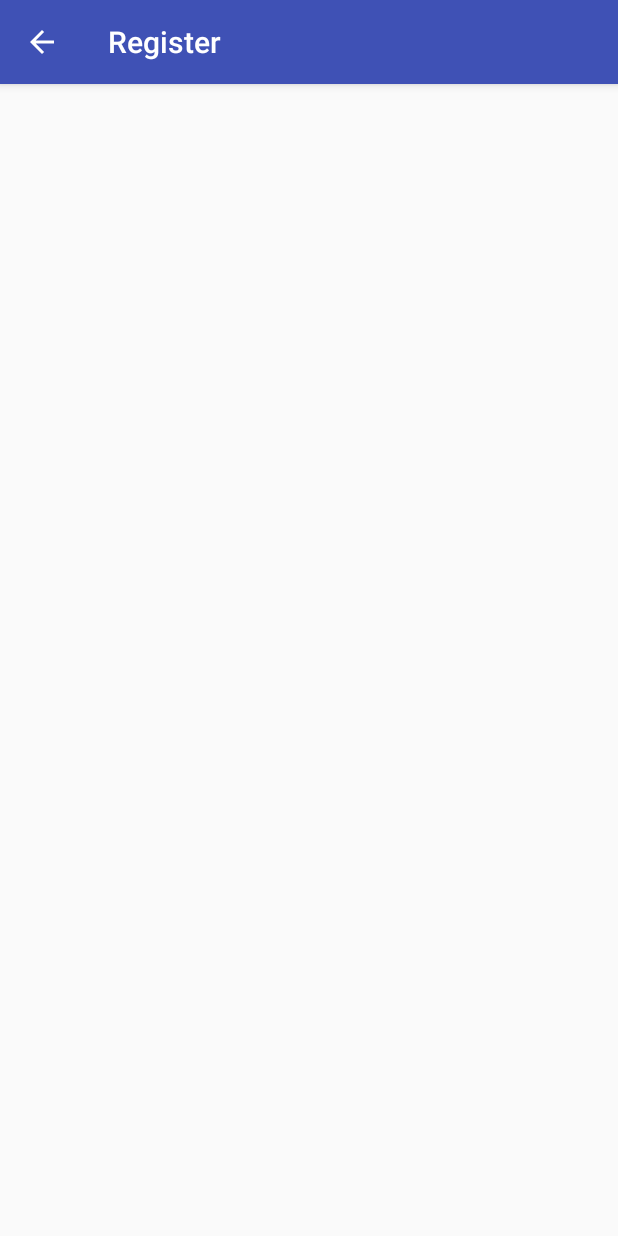
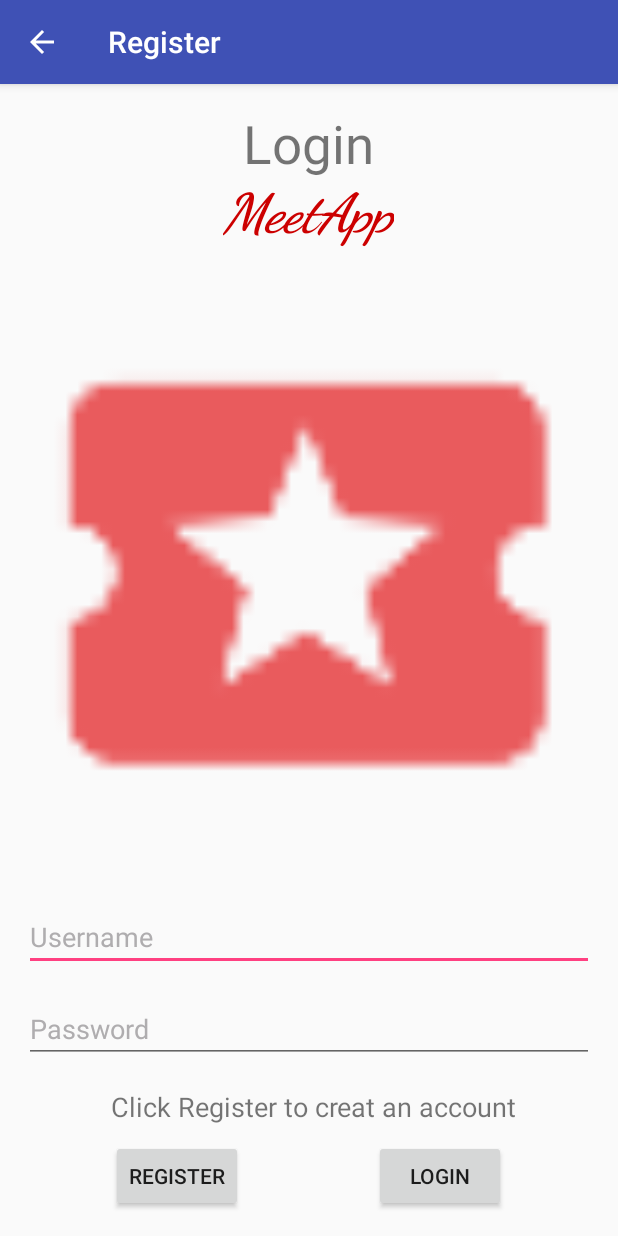
Before and after one commit to dturant/MeetApp, an Android app: the Register screen opened directly, with no data from a screen before it, on a phone screen of 412 x 824 dp. Run offline under Robolectric (Android 15) with nearby library versions, the phone set to English and light mode, and no system bars.

Commit message:
Login fix

```diff
--- a/app/src/main/java/com/example/dagna/meetapp/Login.java
+++ b/app/src/main/java/com/example/dagna/meetapp/Login.java
@@ -13,11 +13,6 @@ public class Login extends AppCompatActivity {
     protected void onCreate(Bundle savedInstanceState) {
         super.onCreate(savedInstanceState);
         setContentView(R.layout.activity_login);
-
-        /*if (true) {
-            Intent intent = new Intent(this, MainActivity.class);
-            startActivity(intent);
-        }*/
     }
 
     public void login(View view) {
@@ -29,6 +24,8 @@ public class Login extends AppCompatActivity {
                 && password.getText().toString().equals("admin")) {
             Toast.makeText(getApplicationContext(),
                     "Redirecting...",Toast.LENGTH_SHORT).show();
+            Intent intent = new Intent(this, MainActivity.class);
+            startActivity(intent);
         } else {
             if (username.getText().toString().trim().length() <= 0 && password.getText().toString().trim().length() <= 0) {
 
@@ -52,5 +49,7 @@ public class Login extends AppCompatActivity {
     public void register(View view) {
         Toast.makeText(getApplicationContext(),
                 "Redirecting...",Toast.LENGTH_SHORT).show();
+        Intent intent = new Intent(this, Register.class);
+        startActivity(intent);
     }
 }
--- a/app/src/main/java/com/example/dagna/meetapp/Register.java
+++ b/app/src/main/java/com/example/dagna/meetapp/Register.java
@@ -1,11 +1,15 @@
 package com.example.dagna.meetapp;
 
+import android.content.Intent;
 import android.os.Bundle;
 import android.support.design.widget.FloatingActionButton;
 import android.support.design.widget.Snackbar;
 import android.support.v7.app.AppCompatActivity;
 import android.support.v7.widget.Toolbar;
 import android.view.View;
+import android.widget.EditText;
+import android.widget.TextView;
+import android.widget.Toast;
 
 public class Register extends AppCompatActivity {
 
@@ -15,9 +19,38 @@ public class Register extends AppCompatActivity {
         setContentView(R.layout.activity_register);
         Toolbar toolbar = (Toolbar) findViewById(R.id.toolbar);
         setSupportActionBar(toolbar);
-
-
         getSupportActionBar().setDisplayHomeAsUpEnabled(true);
     }
 
+    public void register(View view) {
+        EditText password = (EditText) findViewById(R.id.editText2);
+        EditText username = (EditText) findViewById(R.id.editText1);
+        TextView register = (TextView)findViewById(R.id.textView3);
+
+        if (username.getText().toString().equals("admin")
+                && password.getText().toString().equals("admin")) {
+            Toast.makeText(getApplicationContext(),
+                    "Redirecting...",Toast.LENGTH_SHORT).show();
+            Intent intent = new Intent(this, MainActivity.class);
+            startActivity(intent);
+        } else {
+            if (username.getText().toString().trim().length() <= 0 && password.getText().toString().trim().length() <= 0) {
+
+                Toast.makeText(getApplicationContext(), "Wrong Credentials",
+                        Toast.LENGTH_SHORT).show();
+                register.setVisibility(View.VISIBLE);
+            }
+            else if (password.getText().toString().trim().length() <= 0) {
+                Toast.makeText(getApplicationContext(), "You didn't enter a Password",
+                        Toast.LENGTH_SHORT).show();
+            } else if (username.getText().toString().trim().length() <= 0){
+                Toast.makeText(getApplicationContext(), "You didn't enter a Username",
+                        Toast.LENGTH_SHORT).show();
+            } else {
+                Toast.makeText(getApplicationContext(), "Wrong Username or Password",
+                        Toast.LENGTH_SHORT).show();
+            }
+        }
+    }
+
 }
--- a/app/src/main/res/layout/content_register.xml
+++ b/app/src/main/res/layout/content_register.xml
@@ -1,11 +1,109 @@
 <?xml version="1.0" encoding="utf-8"?>
-<android.support.constraint.ConstraintLayout xmlns:android="http://schemas.android.com/apk/res/android"
-    xmlns:app="http://schemas.android.com/apk/res-auto"
-    xmlns:tools="http://schemas.android.com/tools"
-    android:layout_width="match_parent"
-    android:layout_height="match_parent"
+<RelativeLayout xmlns:android = "http://schemas.android.com/apk/res/android"
+xmlns:app="http://schemas.android.com/apk/res-auto"
+xmlns:tools = "http://schemas.android.com/tools"
+android:layout_width="match_parent"
+android:layout_height = "match_parent"
+android:paddingLeft= "@dimen/activity_horizontal_margin"
+android:paddingRight = "@dimen/activity_horizontal_margin"
+android:paddingTop = "@dimen/activity_vertical_margin"
+android:paddingBottom = "@dimen/activity_vertical_margin"
     app:layout_behavior="@string/appbar_scrolling_view_behavior"
-    tools:context="com.example.dagna.meetapp.Register"
-    tools:showIn="@layout/activity_register">
+tools:context="com.example.dagna.meetapp.Register"
+tools:showIn="@layout/activity_register">
 
-</android.support.constraint.ConstraintLayout>
+<TextView android:text = "@string/Login" android:layout_width="wrap_content"
+    android:layout_height = "wrap_content"
+    android:id = "@+id/textview"
+    android:textSize = "35dp"
+    android:layout_alignParentTop = "true"
+    android:layout_centerHorizontal = "true" />
+
+<TextView
+    android:id="@+id/textView"
+    android:layout_width="wrap_content"
+    android:layout_height="wrap_content"
+    android:layout_below="@+id/textview"
+    android:layout_centerHorizontal="true"
+    android:fontFamily="cursive"
+    android:text="MeetApp"
+    android:textColor="@android:color/holo_red_dark"
+    android:textSize="36sp"
+    android:textStyle="bold|italic" />
+
+<EditText
+    android:id="@+id/editText1"
+    android:layout_width="wrap_content"
+    android:layout_height="wrap_content"
+    android:layout_above="@+id/editText2"
+    android:layout_alignParentEnd="true"
+    android:layout_alignParentLeft="true"
+    android:layout_alignParentRight="true"
+    android:layout_alignParentStart="true"
+    android:layout_marginBottom="16dp"
+    android:focusable="true"
+    android:hint="@string/Username"
+    android:textColorHighlight="@color/common_google_signin_btn_text_dark_focused"
+    android:textColorHint="#afadaf"
+    android:textColorLink="@android:color/black" />
+
+<EditText
+    android:id="@+id/editText2"
+    android:layout_width="wrap_content"
+    android:layout_height="wrap_content"
+    android:layout_above="@+id/button"
+    android:layout_alignParentEnd="true"
+    android:layout_alignParentLeft="true"
+    android:layout_alignParentRight="true"
+    android:layout_alignParentStart="true"
+    android:layout_marginBottom="51dp"
+    android:ems="10"
+    android:hint="@string/Password"
+    android:inputType="textPassword"
+    android:textColorHint="#afadaf"
+    android:textColorLink="@android:color/black" />
+
+<TextView
+    android:id="@+id/textView3"
+    android:layout_width="wrap_content"
+    android:layout_height="wrap_content"
+    android:layout_marginBottom="10dp"
+    android:text="Click Register to creat an account"
+    android:textSize="18sp"
+    android:layout_above="@+id/button"
+    android:layout_alignLeft="@+id/button2"
+    android:layout_alignStart="@+id/button2" />
+
+<Button
+    android:layout_width="wrap_content"
+    android:layout_height="wrap_content"
+    android:text="@string/Login"
+    android:id="@+id/button"
+    android:onClick="login"
+    android:layout_alignParentBottom="true"
+    android:layout_toRightOf="@+id/textview"
+    android:layout_toEndOf="@+id/textview"
+    />
+
+<Button
+    android:layout_width="wrap_content"
+    android:layout_height="wrap_content"
+    android:text="@string/Register"
+    android:id="@+id/button2"
+    android:onClick="register"
+    android:layout_alignParentBottom="true"
+    android:layout_toLeftOf="@+id/textview"
+    android:layout_toStartOf="@+id/textview"/>
+
+<ImageView
+    android:id="@+id/imageView2"
+    android:layout_width="wrap_content"
+    android:layout_height="wrap_content"
+    android:layout_above="@+id/editText1"
+    app:srcCompat="@drawable/ic_action_name"
+    android:layout_alignParentLeft="true"
+    android:layout_alignParentStart="true"
+    android:layout_alignParentRight="true"
+    android:layout_alignParentEnd="true"
+    android:layout_below="@+id/textView" />
+</RelativeLayout>
```
